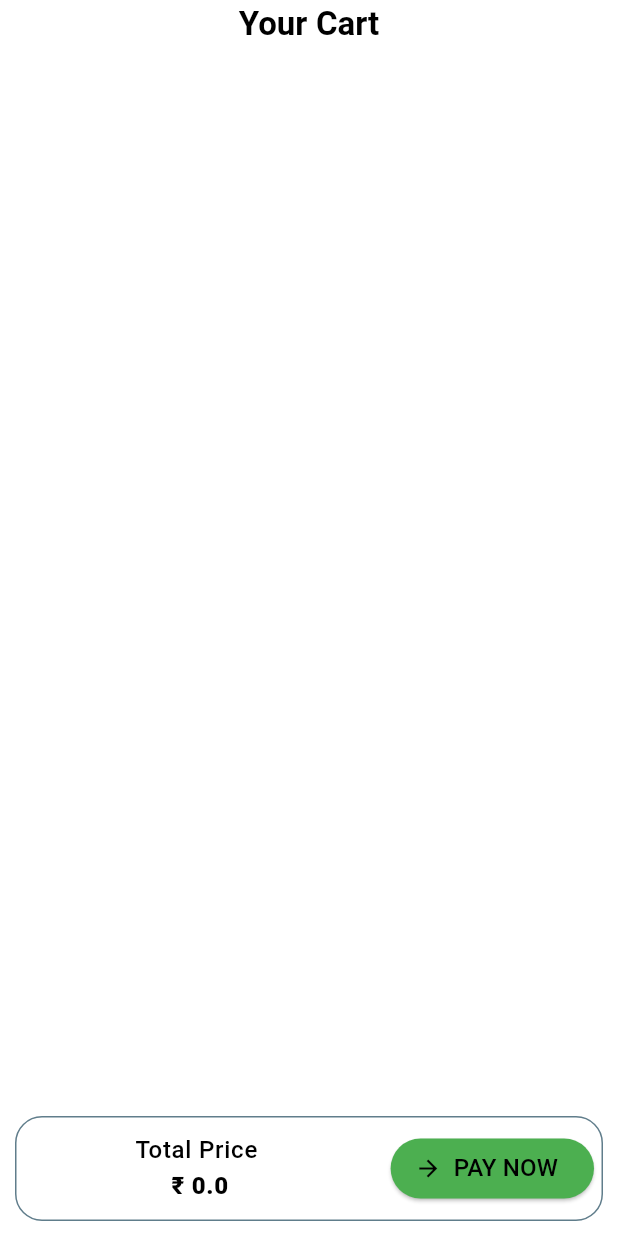
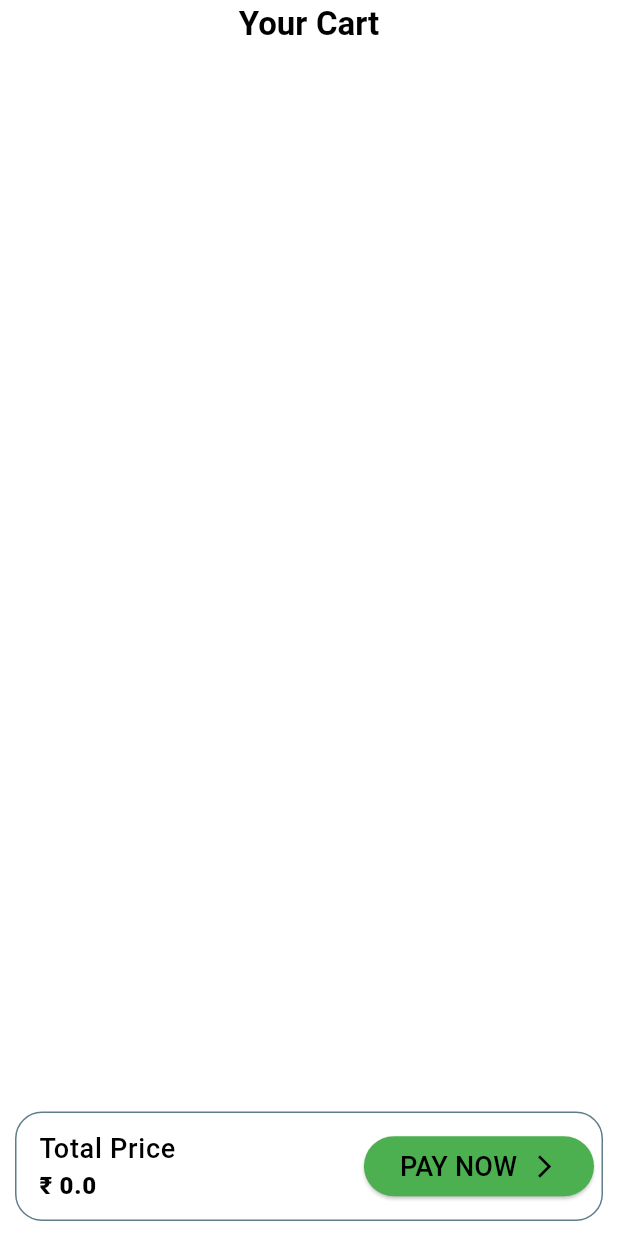
Before and after one commit to Piyush1430/coffee, a Flutter app: the CartScreen widget shown alone on an empty page, opened directly, on a phone screen of 412 x 824 dp. Run offline on Flutter 3.47's test engine with Material 2 defaults, Android fonts, the phone set to English and light mode, and no system bars; our stand-ins replace flutter_riverpod, google_fonts, google_nav_bar.

Commit message:
improve cart page littlebit

```diff
--- a/lib/screen/cart.dart
+++ b/lib/screen/cart.dart
@@ -22,7 +22,7 @@ class _CartScreenState extends ConsumerState<CartScreen> {
 
     return SafeArea(
       child: Padding(
-        padding: const EdgeInsets.only(left: 10,right: 10, bottom: 10),
+        padding: const EdgeInsets.only(left: 10, right: 10, bottom: 10),
         child: Column(
           children: [
             Text(
@@ -92,43 +92,62 @@ class _CartScreenState extends ConsumerState<CartScreen> {
               decoration: BoxDecoration(
                   border: Border.all(color: Colors.blueGrey),
                   borderRadius: BorderRadius.circular(18),
-                color:  Colors.white),
+                  color: Colors.white),
               child: Row(
+                mainAxisAlignment: MainAxisAlignment.spaceAround,
                 children: [
                   Expanded(
+                    child: Padding(
+                      padding: const EdgeInsets.only(
+                        left: 10,
+                        right: 10,
+                      ),
                       child: Column(
+                        crossAxisAlignment: CrossAxisAlignment.start,
                         children: [
                           Text(
                             "Total Price ",
                             style: Theme.of(context)
                                 .textTheme
                                 .bodyLarge!
-                              .copyWith(fontWeight: FontWeight.w500),
+                                .copyWith(
+                                    fontWeight: FontWeight.w500, fontSize: 18),
                           ),
                           Text("₹ $totalPrice",
                               style: Theme.of(context)
                                   .textTheme
                                   .bodyLarge!
-                                .copyWith(fontWeight: FontWeight.w900)),
+                                  .copyWith(
+                                      fontWeight: FontWeight.w900,
+                                      fontSize: 16)),
                         ],
+                      ),
                     ),
                   ),
                   const SizedBox(
                     width: 10,
                   ),
-                  ElevatedButton.icon(
+                  ElevatedButton(
                       onPressed: () {},
                       style: ElevatedButton.styleFrom(
                         backgroundColor: Colors.green,
                       ),
-                      icon: const Icon(
-                        Icons.arrow_forward_sharp,
+                      child: Text.rich(
+                        TextSpan(children: [
+                          TextSpan(
+                            text: "PAY NOW  ",
+                            style: Theme.of(context)
+                                .textTheme
+                                .titleMedium!
+                                .copyWith(fontSize: 18),
+                          ),
+                          WidgetSpan(
+                              child: Icon(
+                            Icons.arrow_forward_ios,
                             color: Colors.black,
-                      ),
-                      label: Text(
-                        "PAY NOW",
-                        style: Theme.of(context).textTheme.titleMedium,
                           ))
+                        ]),
+                      )),
                 ],
               ),
             ),
```
Lines whose indentation alone changed are shown as unchanged.
